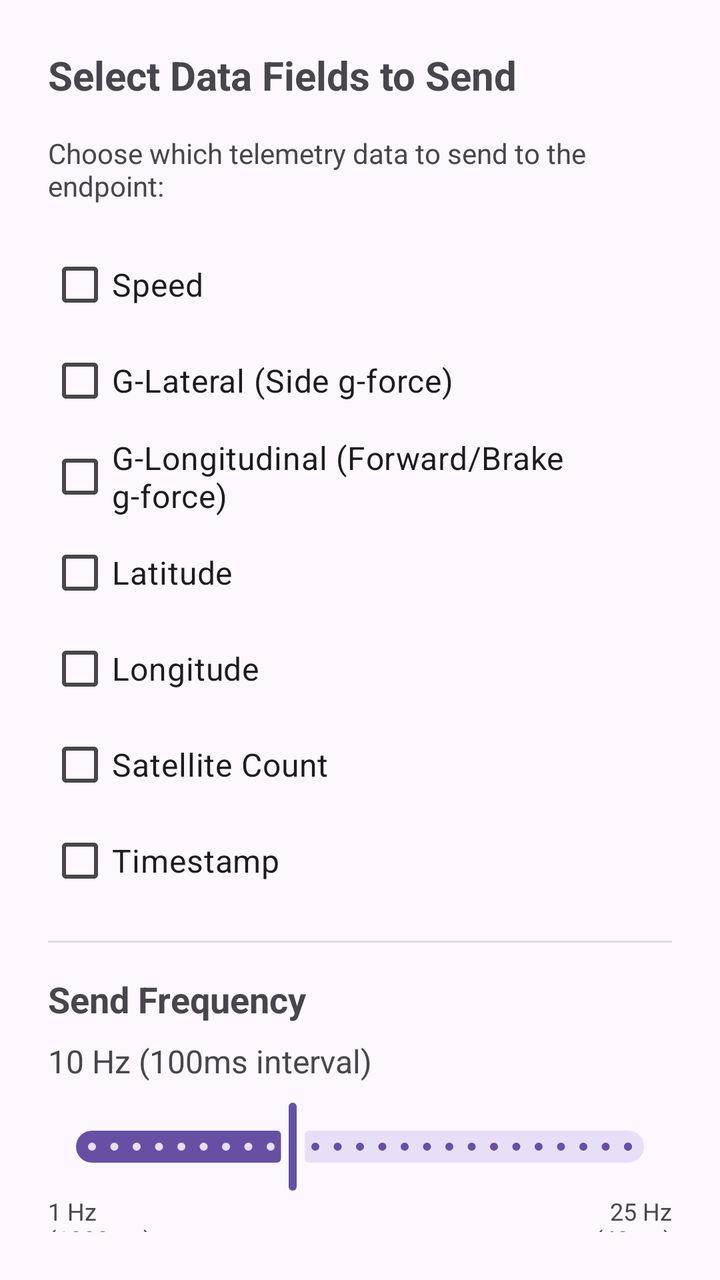
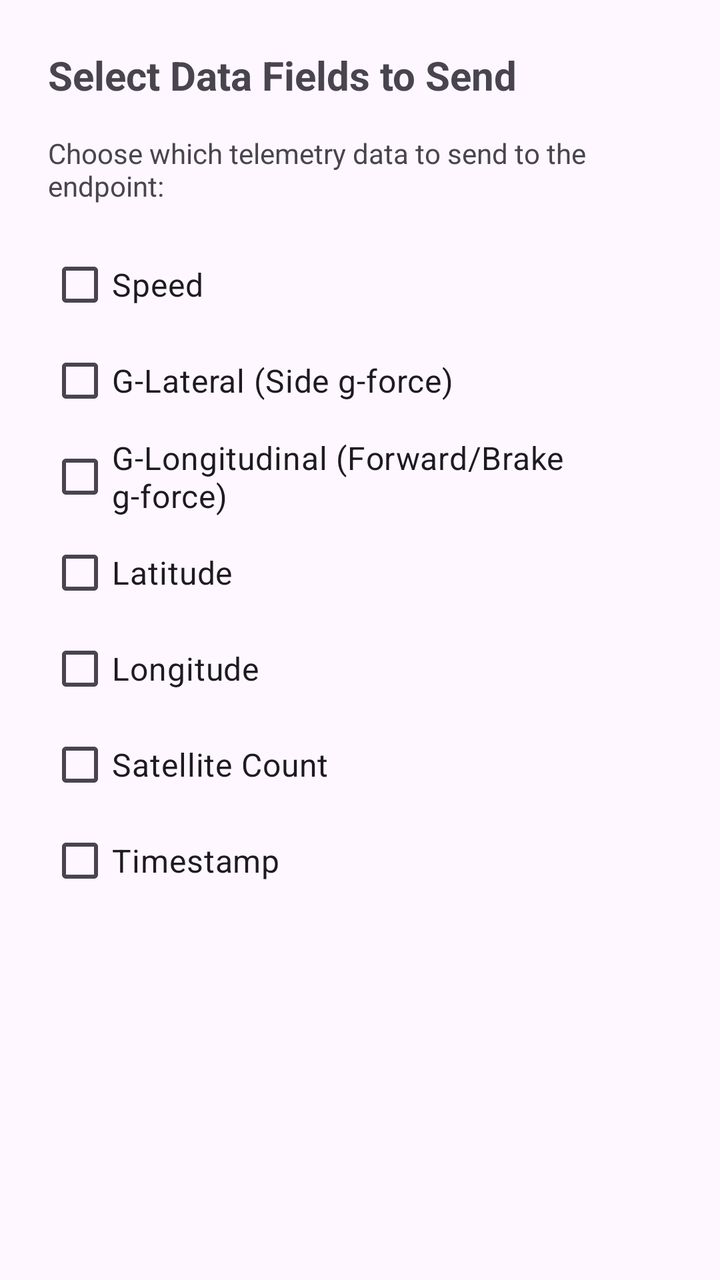

Before-and-after screenshots of an Android layout around one commit, followed by the original layout XML and the change that was made.
<!-- AndroidManifest.xml: application theme Theme.Material3.DayNight -->
<!-- res/layout/dialog_data_fields.xml -->
<?xml version="1.0" encoding="utf-8"?>

<LinearLayout xmlns:android="http://schemas.android.com/apk/res/android"
    android:layout_width="match_parent"
    android:layout_height="wrap_content"
    android:orientation="vertical"
    android:padding="24dp">

    <com.google.android.material.textview.MaterialTextView
        android:layout_width="match_parent"
        android:layout_height="wrap_content"
        android:text="Select Data Fields to Send"
        android:textSize="20sp"
        android:textStyle="bold"
        android:paddingBottom="16dp" />

    <com.google.android.material.textview.MaterialTextView
        android:layout_width="match_parent"
        android:layout_height="wrap_content"
        android:text="Choose which telemetry data to send to the endpoint:"
        android:textSize="14sp"
        android:paddingBottom="16dp" />

    <com.google.android.material.checkbox.MaterialCheckBox
        android:id="@+id/checkboxSpeed"
        android:layout_width="match_parent"
        android:layout_height="wrap_content"
        android:text="Speed"
        android:textSize="16sp" />

    <com.google.android.material.checkbox.MaterialCheckBox
        android:id="@+id/checkboxGLat"
        android:layout_width="match_parent"
        android:layout_height="wrap_content"
        android:text="G-Lateral (Side g-force)"
        android:textSize="16sp" />

    <com.google.android.material.checkbox.MaterialCheckBox
        android:id="@+id/checkboxGLong"
        android:layout_width="match_parent"
        android:layout_height="wrap_content"
        android:text="G-Longitudinal (Forward/Brake g-force)"
        android:textSize="16sp" />

    <com.google.android.material.checkbox.MaterialCheckBox
        android:id="@+id/checkboxLatitude"
        android:layout_width="match_parent"
        android:layout_height="wrap_content"
        android:text="Latitude"
        android:textSize="16sp" />

    <com.google.android.material.checkbox.MaterialCheckBox
        android:id="@+id/checkboxLongitude"
        android:layout_width="match_parent"
        android:layout_height="wrap_content"
        android:text="Longitude"
        android:textSize="16sp" />

    <com.google.android.material.checkbox.MaterialCheckBox
        android:id="@+id/checkboxSatellites"
        android:layout_width="match_parent"
        android:layout_height="wrap_content"
        android:text="Satellite Count"
        android:textSize="16sp" />

    <com.google.android.material.checkbox.MaterialCheckBox
        android:id="@+id/checkboxTimestamp"
        android:layout_width="match_parent"
        android:layout_height="wrap_content"
        android:text="Timestamp"
        android:textSize="16sp" />

    <View
        android:layout_width="match_parent"
        android:layout_height="1dp"
        android:layout_marginTop="16dp"
        android:layout_marginBottom="16dp"
        android:background="?android:attr/listDivider" />

    <com.google.android.material.textview.MaterialTextView
        android:layout_width="match_parent"
        android:layout_height="wrap_content"
        android:text="Send Frequency"
        android:textSize="18sp"
        android:textStyle="bold"
        android:paddingBottom="8dp" />

    <com.google.android.material.textview.MaterialTextView
        android:id="@+id/frequencyLabel"
        android:layout_width="match_parent"
        android:layout_height="wrap_content"
        android:text="10 Hz (100ms interval)"
        android:textSize="16sp"
        android:paddingBottom="8dp" />

    <com.google.android.material.slider.Slider
        android:id="@+id/frequencySlider"
        android:layout_width="match_parent"
        android:layout_height="wrap_content"
        android:valueFrom="1"
        android:valueTo="25"
        android:value="10"
        android:stepSize="1" />

    <LinearLayout
        android:layout_width="match_parent"
        android:layout_height="wrap_content"
        android:orientation="horizontal">

        <com.google.android.material.textview.MaterialTextView
            android:layout_width="0dp"
            android:layout_height="wrap_content"
            android:layout_weight="1"
            android:text="1 Hz\n(1000ms)"
            android:textSize="12sp"
            android:gravity="start" />

        <com.google.android.material.textview.MaterialTextView
            android:layout_width="0dp"
            android:layout_height="wrap_content"
            android:layout_weight="1"
            android:text="25 Hz\n(40ms)"
            android:textSize="12sp"
            android:gravity="end" />
    </LinearLayout>


</LinearLayout>
<!-- resources referenced by this layout -->
<resources>

</resources>

<!-- the commit's change to res/layout/dialog_data_fields.xml (unified diff, before → after) -->
@@ -70,59 +70,4 @@
         android:text="Timestamp"
         android:textSize="16sp" />
 
-    <View
-        android:layout_width="match_parent"
-        android:layout_height="1dp"
-        android:layout_marginTop="16dp"
-        android:layout_marginBottom="16dp"
-        android:background="?android:attr/listDivider" />
-
-    <com.google.android.material.textview.MaterialTextView
-        android:layout_width="match_parent"
-        android:layout_height="wrap_content"
-        android:text="Send Frequency"
-        android:textSize="18sp"
-        android:textStyle="bold"
-        android:paddingBottom="8dp" />
-
-    <com.google.android.material.textview.MaterialTextView
-        android:id="@+id/frequencyLabel"
-        android:layout_width="match_parent"
-        android:layout_height="wrap_content"
-        android:text="10 Hz (100ms interval)"
-        android:textSize="16sp"
-        android:paddingBottom="8dp" />
-
-    <com.google.android.material.slider.Slider
-        android:id="@+id/frequencySlider"
-        android:layout_width="match_parent"
-        android:layout_height="wrap_content"
-        android:valueFrom="1"
-        android:valueTo="25"
-        android:value="10"
-        android:stepSize="1" />
-
-    <LinearLayout
-        android:layout_width="match_parent"
-        android:layout_height="wrap_content"
-        android:orientation="horizontal">
-
-        <com.google.android.material.textview.MaterialTextView
-            android:layout_width="0dp"
-            android:layout_height="wrap_content"
-            android:layout_weight="1"
-            android:text="1 Hz\n(1000ms)"
-            android:textSize="12sp"
-            android:gravity="start" />
-
-        <com.google.android.material.textview.MaterialTextView
-            android:layout_width="0dp"
-            android:layout_height="wrap_content"
-            android:layout_weight="1"
-            android:text="25 Hz\n(40ms)"
-            android:textSize="12sp"
-            android:gravity="end" />
-    </LinearLayout>
-
-
 </LinearLayout>
